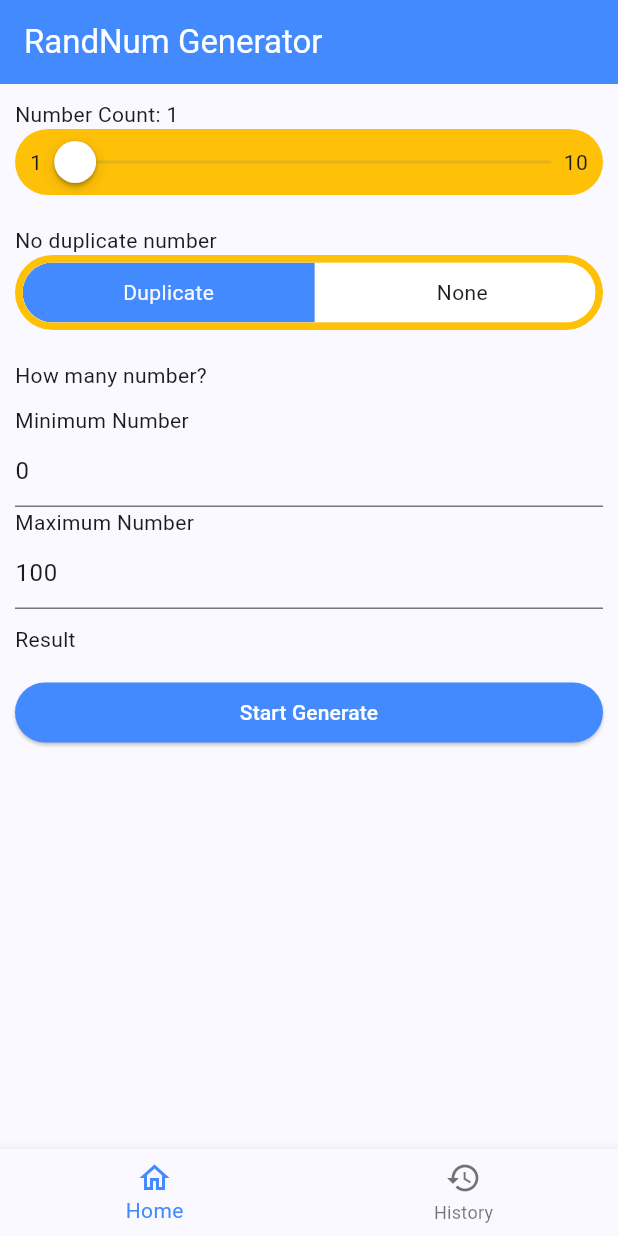
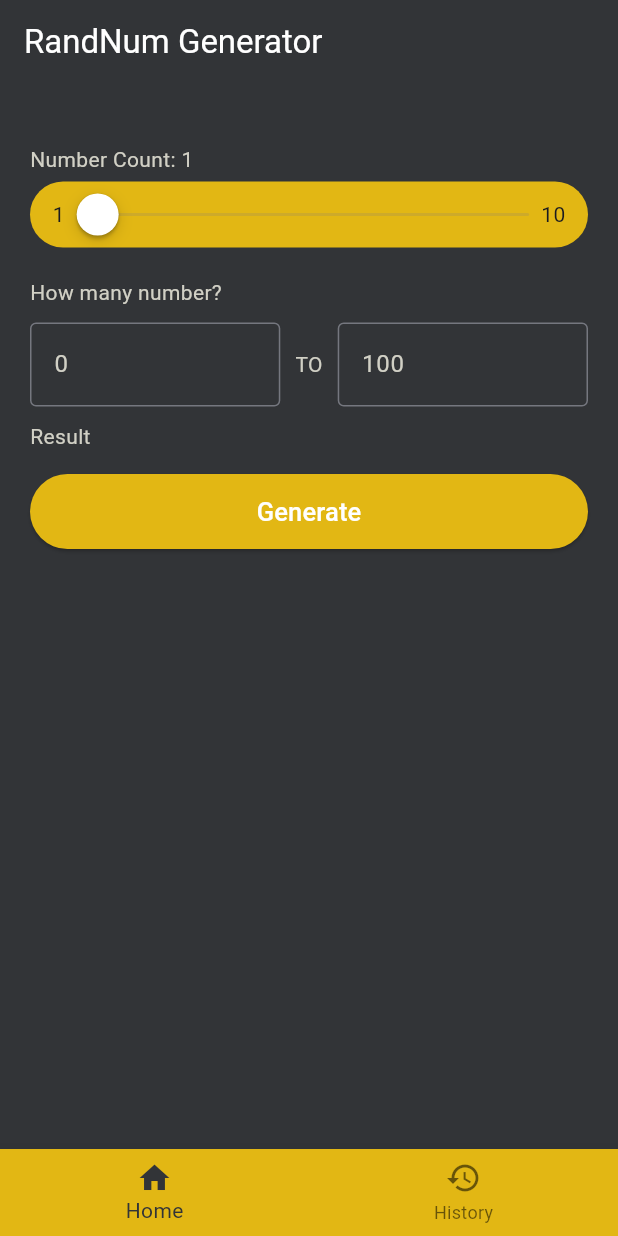
Before and after one commit to mengseusorm/randnum_generator, a Flutter app: the screen it shows after launch, on a phone screen of 412 x 824 dp. Run offline on Flutter 3.47's test engine with Material 3 defaults, Android fonts, the phone set to English and light mode, and no system bars; drawn by our look-alikes of toggle_switch; our stand-ins replace get.

Commit message:
fixed code

```diff
--- a/lib/controller/history_controller.dart
+++ /dev/null
@@ -1,5 +0,0 @@
-import 'package:get/get.dart';
-
-class HistoryController extends GetxController {
-
-}
--- a/lib/main.dart
+++ b/lib/main.dart
@@ -38,11 +38,12 @@ class MainScreen extends StatelessWidget {
     return Scaffold(
       body: Obx(() => screens[navController.selectedIndex.value]),
       bottomNavigationBar: Obx(() => BottomNavigationBar(
+        backgroundColor: Color(0xFFe2b714),
         currentIndex: navController.selectedIndex.value,
         onTap: navController.changePage,
-        selectedItemColor: Colors.blueAccent,
+        selectedItemColor: Color(0xFF323437),
         items: [
-          BottomNavigationBarItem(icon: Icon(Icons.home_outlined) ,label: 'Home'),
+          BottomNavigationBarItem(icon: Icon(Icons.home) ,label: 'Home'),
           BottomNavigationBarItem(icon: Icon(Icons.history),label: 'History')
         ],
       )),
--- a/lib/view/homeScreen.dart
+++ b/lib/view/homeScreen.dart
@@ -2,9 +2,7 @@ import 'package:flutter/cupertino.dart';
 import 'package:flutter/material.dart';
 import 'package:flutter/services.dart';
 import 'package:get/get.dart';
-import 'package:toggle_switch/toggle_switch.dart';
 import 'package:randnum_generator/controller/generate_controller.dart';
-
 
 class Homescreen extends StatelessWidget {
   final GenerateController generateController = Get.put(GenerateController());
@@ -16,29 +14,33 @@ class Homescreen extends StatelessWidget {
         FocusScope.of(context).unfocus();
       },
       child: Scaffold(
+        backgroundColor: Color(0xFF323437),
         appBar: AppBar(
           title: Text("RandNum Generator",style: TextStyle(color: Colors.white),),
-          backgroundColor: Colors.blueAccent,
+          backgroundColor: Color(0xFF323437),
         ),
-        body: Obx(() =>   Padding(
-          padding: EdgeInsets.all(10),
+        body: Obx(() =>  Padding(
+          padding: EdgeInsets.all(20),
           child: ListView(
             children: [
+              SizedBox(height: 20),
               Text(
                 "Number Count: ${generateController.numberCount.toInt()}",
+                style: TextStyle(color: Color(0xFFd1d0c5))
               ),
+              SizedBox(height: 5,),
               Container(
               decoration: BoxDecoration(
                 borderRadius: BorderRadius.circular(30),
-                color: Colors.amber
+                color: Color(0xFFe2b714)
               ),child:Padding(
-                  padding: EdgeInsets.symmetric(horizontal: 10),
+                  padding: EdgeInsets.symmetric(horizontal: 15),
                   child: Row(
                     children: [
                       Text("1"),
                       Expanded(
                         child: CupertinoSlider(
-                          activeColor: CupertinoColors.activeBlue,
+                          activeColor: Color(0xFF323437),
                           value: generateController.numberCount.value,
                           min: 1,
                           max: 10,
@@ -52,35 +54,18 @@ class Homescreen extends StatelessWidget {
                   )
                 ),
               ) ,
-              SizedBox(height: 20),
-              Text("No duplicate number"),
-              Container(
-                  decoration: BoxDecoration(
-                    borderRadius: BorderRadius.circular(30),
-                    color: Colors.amber
-                  ),child:Padding(
-                  padding: EdgeInsets.all(5),
-                  child: ToggleSwitch(
-                    minWidth: double.infinity,
-                    cornerRadius: 20.0,
-                    // initialLabelIndex: toggleController.currentIndexToggle.value,
-                    inactiveBgColor: Colors.white,
-                    activeBgColor: [Colors.blueAccent],
-                    totalSwitches: 2,
-                    labels: ['Duplicate', 'None'],
-                    onToggle: (index) {
-                      // toggleController.currentIndex(index);
-                    },
+              SizedBox(height: 20,),
+              Text("How many number?",style: TextStyle(color: Color(0xFFd1d0c5)),),
+              SizedBox(height: 10,),
+              Row(
+                mainAxisAlignment: MainAxisAlignment.center,
+                children: [
+                  Expanded(
+                    child: TextField(
+                      style: TextStyle(color: Color(0xFFd1d0c5)),
+                      decoration: InputDecoration(
+                        border: OutlineInputBorder(),
                       ),
-                ) ,
-              ),
-              SizedBox(height: 20,),
-              Text("How many number?"),
-              SizedBox(height: 10,),
-              Text(
-                "Minimum Number"
-              ),
-              TextField(
                       controller: generateController.minMumNumber,
                       textAlign: TextAlign.start,
                       keyboardType: TextInputType.number,
@@ -89,10 +74,25 @@ class Homescreen extends StatelessWidget {
                         LengthLimitingTextInputFormatter(9)
                       ],
                     ),
-              Text(
-                "Maximum Number"
                   ),
-              TextField(
+                  SizedBox(width: 10,),
+                  Center(
+                    child: Text(
+                      "TO",
+                      style: TextStyle(
+                        color: Color(0xFFd1d0c5)
+                      ),
+                    ),
+                  ),
+                  SizedBox(width: 10,),
+                  Expanded(
+                    child: TextField(
+                      style: TextStyle(color: Color(0xFFd1d0c5)),
+                      decoration: InputDecoration(
+                        // labelText: "Maximum Number",
+                        labelStyle: TextStyle(color: Color(0xFFd1d0c5)),
+                        border: OutlineInputBorder()
+                      ),
                       controller: generateController.maxiMumNumber,
                       textAlign: TextAlign.start,
                       keyboardType: TextInputType.number,
@@ -101,8 +101,14 @@ class Homescreen extends StatelessWidget {
                         LengthLimitingTextInputFormatter(9)
                       ],
                     ),
+                  ),
+                ],
+              ),
               SizedBox(height: 10,),
-              Text("Result"),
+              Text(
+                "Result",
+                style: TextStyle(color: Color(0xFFd1d0c5)),
+              ),
               GridView.count(
                 crossAxisCount: generateController.columnResult.value,
                 childAspectRatio: 2.0,
@@ -115,6 +121,7 @@ class Homescreen extends StatelessWidget {
                     child: Text(
                       generateController.items[index],
                       style: TextStyle(
+                        color: Color(0xFFd1d0c5),
                         fontSize:
                           generateController.columnResult.value == 1 ? 70 :
                           generateController.columnResult.value == 2 ? 33 :
@@ -125,20 +132,24 @@ class Homescreen extends StatelessWidget {
                 }),
               ),
               SizedBox(height: 15),
-              ElevatedButton(
+              SizedBox(
+                width: double.infinity,
+                height: 50,
+                child: ElevatedButton(
                 onPressed: () => {
-                  generateController.generate(generateController.numberCount.toInt())
+                  generateController.generate(generateController.numberCount.toInt(),generateController.allowDuplicateNumber.value)
                 },
                 style: ElevatedButton.styleFrom(
-                  backgroundColor: Colors.blueAccent,
+                  backgroundColor: Color(0xFFe2b714),
                 ),
                 child: Text(
-                  "Start Generate",
+                  "Generate",
                   style: TextStyle(
-                    color: Colors.white
+                    color: Colors.white,
+                    fontSize: 17
                   ),
                 ),
-              ),
+              ),)
             ],
           ),
         ))
```
Also changed, not shown: lib/controller/generate_controller.dart (+36 -15 lines), lib/view/historyScreen.dart (+32 -11 lines). Lines whose indentation alone changed are shown as unchanged.
